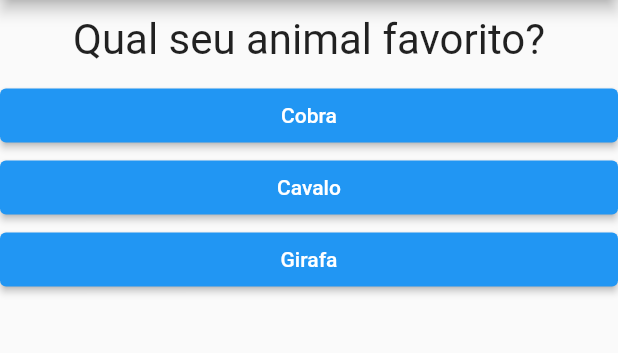
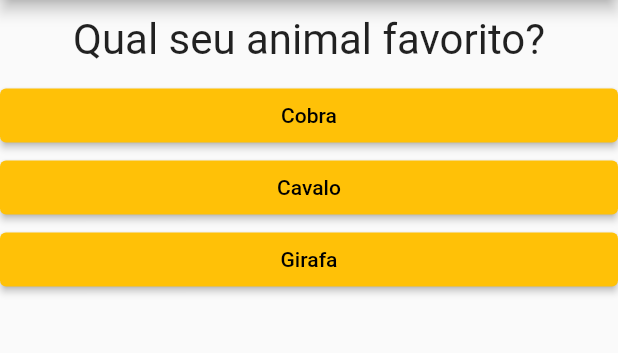
Before and after one commit to adoniaspp/web_app, a Flutter app: the screen it shows after launch, after a tap on "Preto", on a phone screen of 412 x 824 dp, the part 84-437 px from its top. Run offline on Flutter 3.47's test engine with Material 2 defaults, Android fonts, the phone set to English and light mode, and no system bars.

Commit message:
final_quiz

```diff
--- a/lib/answer.dart
+++ b/lib/answer.dart
@@ -12,6 +12,8 @@ class Answer extends StatelessWidget {
     return Container(
       width: double.infinity,
       child: ElevatedButton(
+        //style: ButtonStyle(backgroundColor: MaterialStateProperty.all(Colors.blue)),
+        style: ElevatedButton.styleFrom(primary: Colors.amber, onPrimary: Colors.black),
         child: Text(answerText),
         onPressed: selectHandler,
       ),
--- a/lib/main.dart
+++ b/lib/main.dart
@@ -1,50 +1,73 @@
 import 'package:flutter/material.dart';
-import './question.dart';
-import 'answer.dart';
-void main() => runApp(MyApp());
+import 'package:web_app/quiz.dart';
+import 'package:web_app/result.dart';
+
+void main() => runApp(const MyApp());
 
 class MyApp extends StatefulWidget {
+  const MyApp({Key? key}) : super(key: key);
 
   @override
   State<MyApp> createState() => _MyAppState();
 }
 
 class _MyAppState extends State<MyApp> {
+  final questions = [
+    {
+      'questionText': 'Qual sua cor favorita?',
+      'answer': [
+        {'text': 'Preto', 'score': 2},
+        {'text': 'Vermelho', 'score': 5},
+        {'text': 'Verde', 'score': 15}
+      ]
+    },
+    {
+      'questionText': 'Qual seu animal favorito?',
+      'answer': [
+        {'text': 'Cobra', 'score': 2},
+        {'text': 'Cavalo', 'score': 9},
+        {'text': 'Girafa', 'score': 7}
+      ]
+    },
+  ];
   var _questionIndex = 0;
+  var _totalScore = 0;
 
-  void _answerQuestion(){
+  void _resetQuiz(){
     setState(() {
-    _questionIndex = _questionIndex + 1;
-    print(_questionIndex);
+      _questionIndex = 0;
+      _totalScore = 0;
+    });
+  }
 
+  void _answerQuestion(int score) {
+
+    _totalScore += score;
+    if (_questionIndex < questions.length) {
+      print("Mais questões!");
+    } else {
+      print("Sem mais questões");
+    }
+    setState(() {
+      _questionIndex = _questionIndex + 1;
+      print(_questionIndex);
     });
   }
 
   @override
   Widget build(BuildContext context) {
-    var questions = [
-      {
-        'questionText': 'Qual sua cor favorita?',
-        'answer': ['Preto', 'Vermelho', 'Verde']
-      },
-      {
-        'questionText': 'Qual seu animal favorito?',
-        'answer': ['Cobra', 'Cavalo', 'Girafa']
-      },
-    ];
     return MaterialApp(
       home: Scaffold(
         appBar: AppBar(
-          title: Text('Meu primeiro App'),
+          title: const Text('Meu primeiro App'),
         ),
-        body: Column(
-          children: [
-            Question(questions[_questionIndex]['questionText'] as String),
-            ...(questions[_questionIndex]['answer'] as List<String>).map((answer){
-              return Answer(_answerQuestion, answer);
-            }).toList()
-          ],
-        ),
+        body: _questionIndex < questions.length
+            ? Quiz(
+                answerQuestion: _answerQuestion,
+                questionIndex: _questionIndex,
+                questions: questions,
+              )
+            : Result(_totalScore, _resetQuiz),
       ),
     );
   }
--- /dev/null
+++ b/lib/quiz.dart
@@ -0,0 +1,24 @@
+import 'package:flutter/material.dart';
+import 'package:web_app/question.dart';
+import 'answer.dart';
+
+class Quiz extends StatelessWidget {
+  final List<Map<String, Object>> questions;
+  final int questionIndex;
+  final Function answerQuestion;
+
+  Quiz(
+      {required this.answerQuestion,
+      required this.questionIndex,
+      required this.questions});
+
+  @override
+  Widget build(BuildContext context) {
+    return Column(children: [
+      Question(questions[questionIndex]['questionText'] as String),
+      ...(questions[questionIndex]['answer'] as List<Map<String, Object>>).map((answer) {
+        return Answer(() => answerQuestion(answer['score']), answer['text'] as String);
+      }).toList()
+    ]);
+  }
+}
```
Also changed, not shown: lib/result.dart (added, +36 -0 lines).
